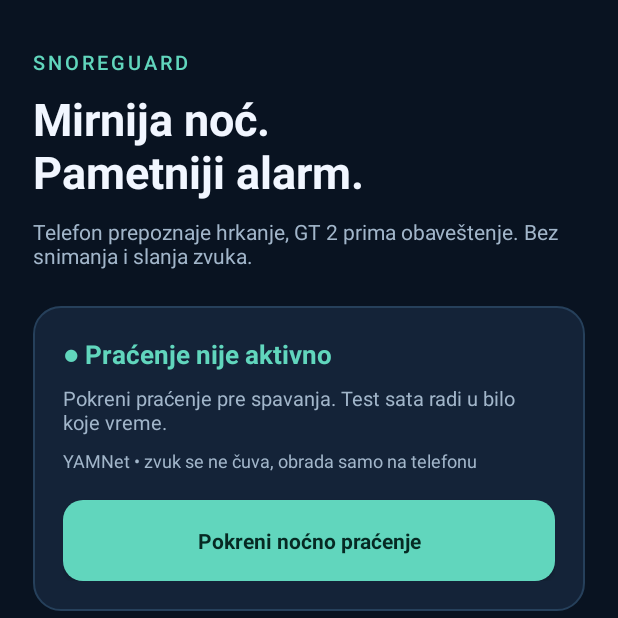
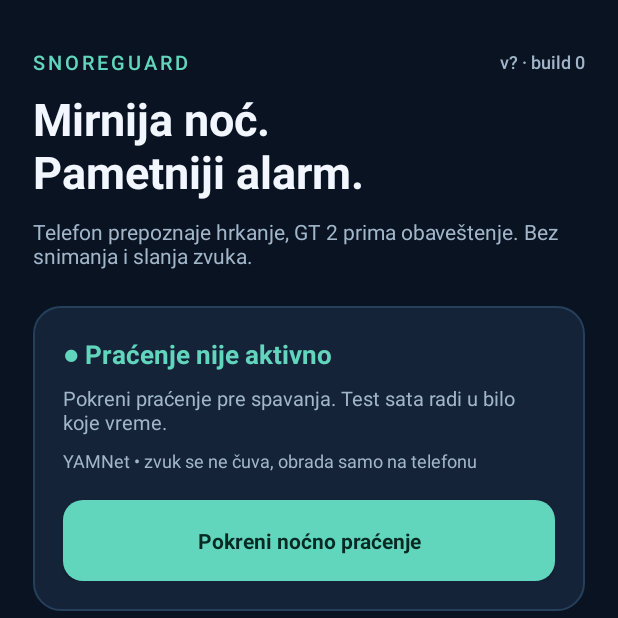
Before and after one commit to miodragmikrut1980/snore-guard, an Android app: the screen it shows after launch (MainActivity), on a phone screen of 412 x 824 dp, the top half of it. Run offline under Robolectric (Android 15) with nearby library versions, the phone set to English and light mode, and no system bars.

Commit message:
Release v0.3.1: show installed app version in home header

```diff
--- a/app/build.gradle.kts
+++ b/app/build.gradle.kts
@@ -15,8 +15,8 @@ android {
         applicationId = "rs.snoreguard.mvp"
         minSdk = 26
         targetSdk = 35
-        versionCode = 30
-        versionName = "0.3.0"
+        versionCode = 31
+        versionName = "0.3.1"
         testInstrumentationRunner = "androidx.test.runner.AndroidJUnitRunner"
     }
     buildTypes {
--- a/app/src/main/java/rs/snoreguard/mvp/MainActivity.kt
+++ b/app/src/main/java/rs/snoreguard/mvp/MainActivity.kt
@@ -48,6 +48,16 @@ class MainActivity : Activity() {
     override fun onCreate(savedInstanceState: Bundle?) {
         super.onCreate(savedInstanceState)
         setContentView(R.layout.activity_main)
+        // Show the version installed on THIS phone, never a manually hard-coded label.
+        val installedPackage = packageManager.getPackageInfo(packageName, 0)
+        val installedVersion = installedPackage.versionName ?: "?"
+        val installedBuild = if (Build.VERSION.SDK_INT >= Build.VERSION_CODES.P) {
+            installedPackage.longVersionCode
+        } else {
+            @Suppress("DEPRECATION")
+            installedPackage.versionCode.toLong()
+        }
+        findViewById<TextView>(R.id.versionText).text = "v$installedVersion · build $installedBuild"
         store = SessionStore(this)
         settings = Settings(this)
         if (!MonitorService.isActive) store.recoverInterrupted()
--- a/app/src/main/res/layout/activity_main.xml
+++ b/app/src/main/res/layout/activity_main.xml
@@ -6,9 +6,16 @@
         android:orientation="vertical" android:paddingStart="22dp" android:paddingEnd="22dp"
         android:paddingTop="32dp" android:paddingBottom="42dp">
 
-        <TextView android:layout_width="match_parent" android:layout_height="wrap_content"
-            android:text="SNOREGUARD" android:fontFamily="sans-serif-medium"
-            android:letterSpacing="0.15" android:textColor="@color/primary" android:textSize="13sp" />
+        <LinearLayout android:layout_width="match_parent" android:layout_height="wrap_content"
+            android:orientation="horizontal" android:gravity="center_vertical">
+            <TextView android:layout_width="0dp" android:layout_height="wrap_content"
+                android:layout_weight="1" android:text="SNOREGUARD" android:fontFamily="sans-serif-medium"
+                android:letterSpacing="0.15" android:textColor="@color/primary" android:textSize="13sp" />
+            <TextView android:id="@+id/versionText" android:layout_width="wrap_content"
+                android:layout_height="wrap_content" android:layout_marginStart="12dp"
+                android:text="v…" android:textColor="@color/text_secondary"
+                android:textSize="12sp" android:fontFamily="sans-serif-medium" />
+        </LinearLayout>
         <TextView android:layout_width="match_parent" android:layout_height="wrap_content"
             android:text="Mirnija noć.\nPametniji alarm." android:layout_marginTop="8dp"
             android:textColor="@color/text_primary" android:textSize="30sp" android:textStyle="bold" />
```
Also changed, not shown: 2 other files.
